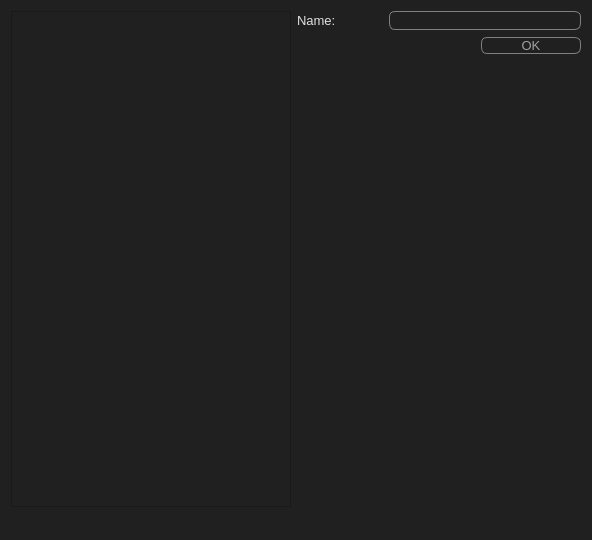
The window that Client/Client/MainWindow.ui (Gluzix/QTcpChat) describes before a commit, drawn with Qt 5.
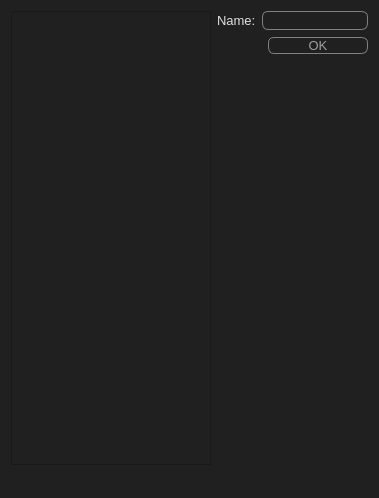
The same window after the commit.

What changed in the file:
```diff
--- a/Client/Client/MainWindow.ui
+++ b/Client/Client/MainWindow.ui
@@ -6,8 +6,8 @@
    <rect>
     <x>0</x>
     <y>0</y>
-    <width>592</width>
-    <height>540</height>
+    <width>376</width>
+    <height>498</height>
    </rect>
   </property>
   <property name="windowTitle">
@@ -50,6 +50,30 @@
       <property name="enabled">
        <bool>false</bool>
       </property>
+      <property name="minimumSize">
+       <size>
+        <width>200</width>
+        <height>0</height>
+       </size>
+      </property>
+      <property name="styleSheet">
+       <string notr="true">QListWidget::item{
+height:50px;
+}
+</string>
+      </property>
+      <property name="editTriggers">
+       <set>QAbstractItemView::DoubleClicked</set>
+      </property>
+      <property name="selectionMode">
+       <enum>QAbstractItemView::SingleSelection</enum>
+      </property>
+      <property name="movement">
+       <enum>QListView::Static</enum>
+      </property>
+      <property name="viewMode">
+       <enum>QListView::ListMode</enum>
+      </property>
      </widget>
     </item>
     <item row="0" column="1">
```
